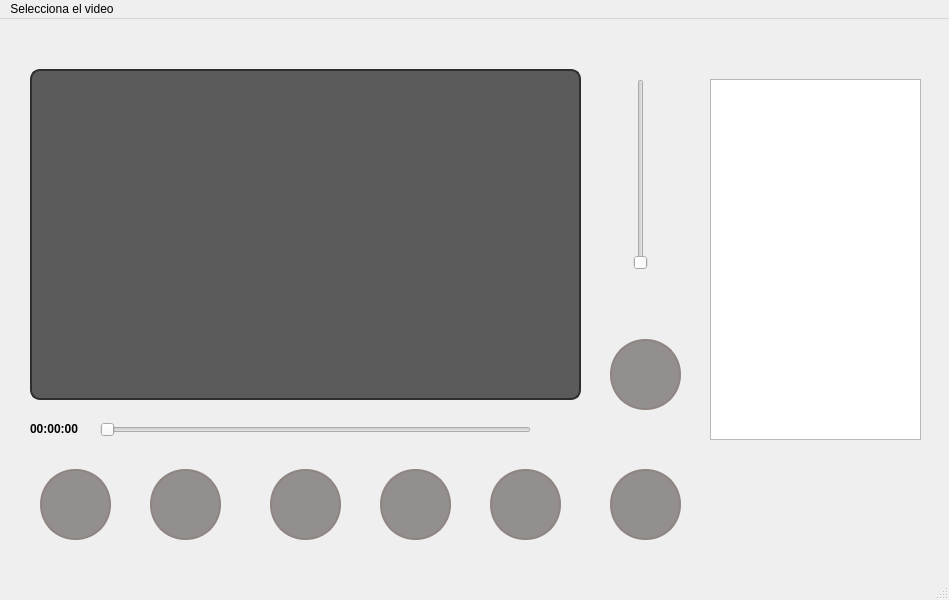
The window that mainwindow.ui (CGalvisOssa/QtVideoMediaPlayer) describes before a commit, drawn with Qt 5.
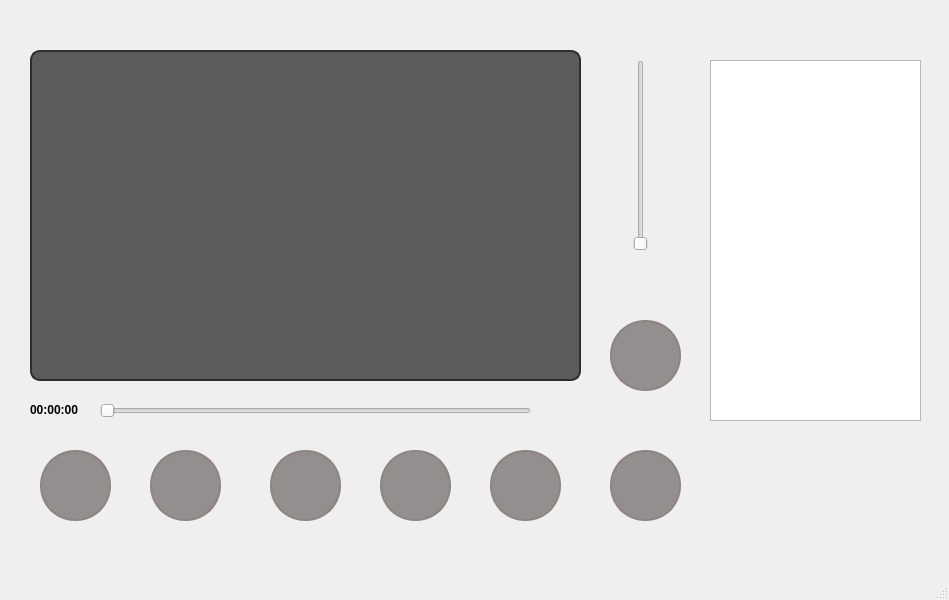
The same window after the commit.

The edit to the form file:
```diff
--- a/mainwindow.ui
+++ b/mainwindow.ui
@@ -290,13 +290,6 @@
      <height>25</height>
     </rect>
    </property>
-   <widget class="QMenu" name="menuSelecciona_el_video">
-    <property name="title">
-     <string>Selecciona el video</string>
-    </property>
-    <addaction name="actionOpen"/>
-   </widget>
-   <addaction name="menuSelecciona_el_video"/>
   </widget>
   <widget class="QStatusBar" name="statusbar"/>
   <action name="actionOpen">
```
